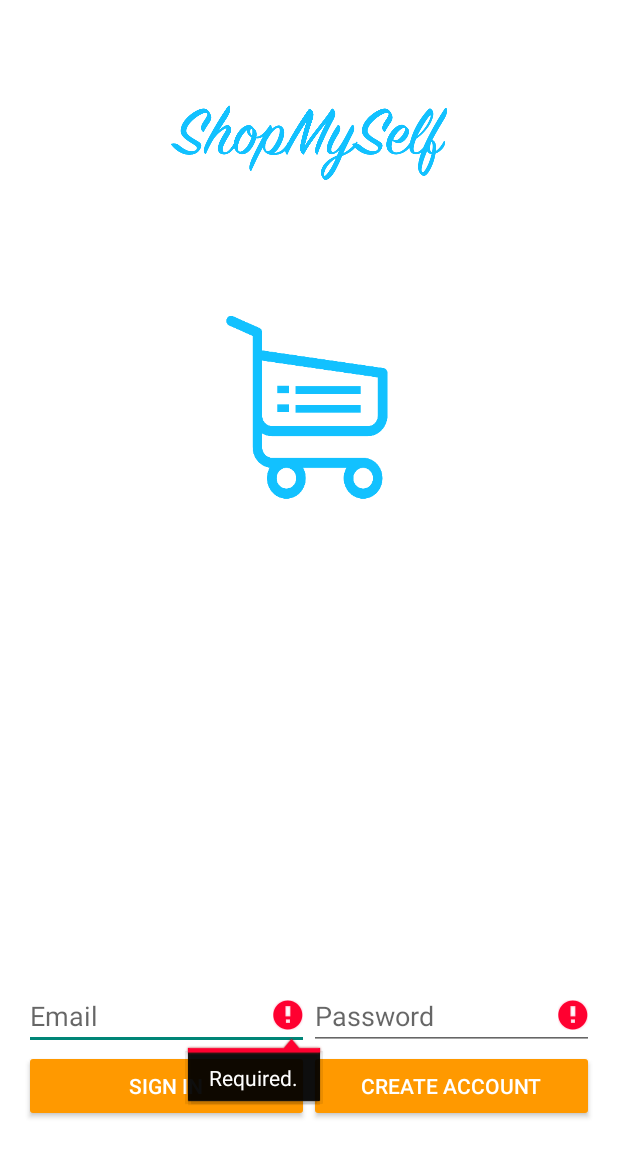
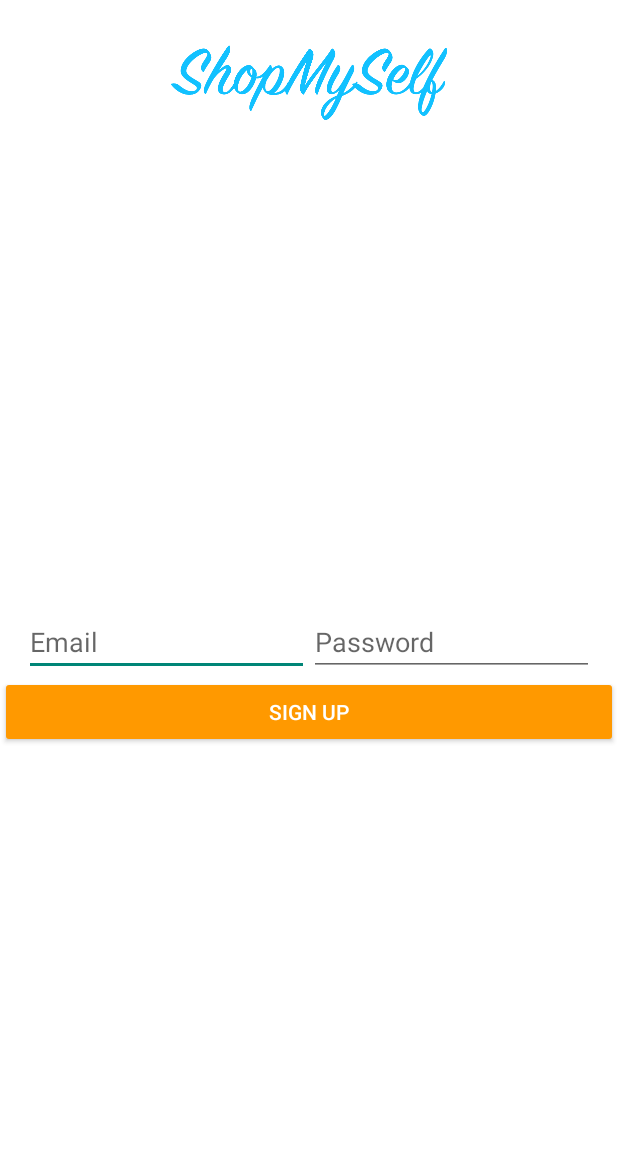
Before and after one commit to codepath-group-1/mobile-self-checkout, an Android app: the screen it shows after launch (EmailPasswordActivity before the commit, SignUpActivity after it), after a tap on "CREATE ACCOUNT", on a phone screen of 412 x 824 dp. Shown: the top 1157 px of the screen. Run offline under Robolectric (Android 15) with nearby library versions, the phone set to English and light mode, and no system bars; our stand-ins replace Firebase (no records; nobody signed in at launch, a user with empty details on screens opened directly); libraries missing offline, so code that uses them is left out: com.crashlytics.android, com.google.zxing.integration, io.fabric.sdk; 1 statement that could not run was skipped; 1 other tap on this screen came first.

Commit message:
Added sign up xml and functionality

```diff
--- a/app/src/main/AndroidManifest.xml
+++ b/app/src/main/AndroidManifest.xml
@@ -31,6 +31,7 @@
 
         <activity android:name=".Activities.ProductDetailsActivity"/>
         <activity android:name=".Activities.EmailPasswordActivity"/>
+        <activity android:name=".Activities.SignUpActivity"/>
     </application>
 
 </manifest>
--- a/app/src/main/java/com/codepath/shopmyself/Activities/EmailPasswordActivity.java
+++ b/app/src/main/java/com/codepath/shopmyself/Activities/EmailPasswordActivity.java
@@ -1,12 +1,14 @@
 package com.codepath.shopmyself.Activities;
 
 
+import android.content.Intent;
 import android.os.Bundle;
 import android.support.annotation.NonNull;
 import android.support.v7.app.AppCompatActivity;
 import android.text.TextUtils;
 import android.util.Log;
 import android.view.View;
+import android.widget.Button;
 import android.widget.EditText;
 import android.widget.Toast;
 
@@ -17,14 +19,16 @@ import com.google.firebase.auth.AuthResult;
 import com.google.firebase.auth.FirebaseAuth;
 import com.google.firebase.auth.FirebaseUser;
 
-public class EmailPasswordActivity extends AppCompatActivity
-        implements View.OnClickListener {
+public class EmailPasswordActivity extends AppCompatActivity {
 
 
     private static final String TAG = "EmailPassword";
 
     private EditText mEmailField;
     private EditText mPasswordField;
+
+    private Button signInButton;
+    private Button createAccountButton;
 
     // [START declare_auth]
     private FirebaseAuth mAuth;
@@ -37,16 +41,35 @@ public class EmailPasswordActivity extends AppCompatActivity
         super.onCreate(savedInstanceState);
         setContentView(R.layout.activity_emailpassword);
 
-        mEmailField = (EditText) findViewById(R.id.field_email);
-        mPasswordField = (EditText) findViewById(R.id.field_password);
+        //text fields
+        mEmailField = (EditText) findViewById(R.id.email_sign_in_text);
+        mPasswordField = (EditText) findViewById(R.id.password_sign_in_text);
 
         // Buttons
-        findViewById(R.id.email_sign_in_button).setOnClickListener(this);
-        findViewById(R.id.email_create_account_button).setOnClickListener(this);
-        findViewById(R.id.sign_out_button).setOnClickListener(this);
+        signInButton = (Button) findViewById(R.id.email_sign_in_button);
+        createAccountButton = (Button) findViewById(R.id.email_create_account_button);
+
 
         // [START initialize_auth]
         mAuth = FirebaseAuth.getInstance();
+
+        //sign in click listener
+        signInButton.setOnClickListener(new View.OnClickListener() {
+            @Override
+            public void onClick(View v) {
+               signIn(mEmailField.getText().toString(), mPasswordField.getText().toString());
+            }
+        });
+
+
+        //create an account (sign up) click listener
+        createAccountButton.setOnClickListener(new View.OnClickListener() {
+            @Override
+            public void onClick(View v) {
+                Intent intent = new Intent(EmailPasswordActivity.this, SignUpActivity.class);
+                startActivity(intent);
+            }
+        });
 
         // [START auth_state_listener]
         mAuthListener = new FirebaseAuth.AuthStateListener() {
@@ -62,82 +85,6 @@ public class EmailPasswordActivity extends AppCompatActivity
                 }
             }
         };
-    }
-
-    // [START on_start_add_listener]
-    @Override
-    public void onStart() {
-        super.onStart();
-        mAuth.addAuthStateListener(mAuthListener);
-    }
-
-    // [START on_stop_remove_listener]
-    @Override
-    public void onStop() {
-        super.onStop();
-        if (mAuthListener != null) {
-            mAuth.removeAuthStateListener(mAuthListener);
-        }
-    }
-
-    private void createAccount(String email, String password) {
-        Log.d(TAG, "createAccount:" + email);
-        if (!validateForm()) {
-            return;
-        }
-
-
-        // [START create_user_with_email]
-        mAuth.createUserWithEmailAndPassword(email, password)
-                .addOnCompleteListener(this, new OnCompleteListener<AuthResult>() {
-                    @Override
-                    public void onComplete(@NonNull Task<AuthResult> task) {
-                        Log.d(TAG, "createUserWithEmail:onComplete:" + task.isSuccessful());
-
-                        // If sign in fails, display a message to the user. If sign in succeeds
-                        // the auth state listener will be notified and logic to handle the
-                        // signed in user can be handled in the listener.
-                        if (!task.isSuccessful()) {
-                            Toast.makeText(EmailPasswordActivity.this, R.string.auth_failed,
-                                    Toast.LENGTH_SHORT).show();
-                        }
-
-                    }
-                });
-    }
-
-    private void signIn(String email, String password) {
-        Log.d(TAG, "signIn:" + email);
-        if (!validateForm()) {
-            return;
-        } else {
-            //sign in was successful
-            setResult(RESULT_OK);
-            finish();
-        }
-
-        // [START sign_in_with_email]
-        mAuth.signInWithEmailAndPassword(email, password)
-                .addOnCompleteListener(this, new OnCompleteListener<AuthResult>() {
-                    @Override
-                    public void onComplete(@NonNull Task<AuthResult> task) {
-                        Log.d(TAG, "signInWithEmail:onComplete:" + task.isSuccessful());
-
-                        // If sign in fails, display a message to the user. If sign in succeeds
-                        // the auth state listener will be notified and logic to handle the
-                        // signed in user can be handled in the listener.
-                        if (!task.isSuccessful()) {
-                            Log.w(TAG, "signInWithEmail:failed", task.getException());
-                            Toast.makeText(EmailPasswordActivity.this, R.string.auth_failed,
-                                    Toast.LENGTH_SHORT).show();
-                        }
-
-                    }
-                });
-    }
-
-    private void signOut() {
-        mAuth.signOut();
     }
 
     private boolean validateForm() {
@@ -162,16 +109,56 @@ public class EmailPasswordActivity extends AppCompatActivity
         return valid;
     }
 
+    private void signIn(String email, String password) {
 
+        //checking if inputs are valid
+        if (!validateForm()) {
+            return;
+        }
+
+        // [START sign_in_with_email]
+        mAuth.signInWithEmailAndPassword(email, password)
+                .addOnCompleteListener(this, new OnCompleteListener<AuthResult>() {
+                    @Override
+                    public void onComplete(@NonNull Task<AuthResult> task) {
+                        Log.d(TAG, "signInWithEmail:onComplete:" + task.isSuccessful());
+
+                        // If sign in fails, display a message to the user. If sign in succeeds
+                        // the auth state listener will be notified and logic to handle the
+                        // signed in user can be handled in the listener.
+                        if (!task.isSuccessful()) {
+                            Log.w(TAG, "signInWithEmail:failed", task.getException());
+                            Toast.makeText(EmailPasswordActivity.this, R.string.auth_failed,
+                                    Toast.LENGTH_SHORT).show();
+                        } else {
+                            //sign in was successful
+                            setResult(RESULT_OK);
+                            finish();
+                        }
+
+                    }
+                });
+    }
+
+    private void signOut() {
+        mAuth.signOut();
+    }
+
+
+    // [START on_start_add_listener]
     @Override
-    public void onClick(View v) {
-        int i = v.getId();
-        if (i == R.id.email_create_account_button) {
-            createAccount(mEmailField.getText().toString(), mPasswordField.getText().toString());
-        } else if (i == R.id.email_sign_in_button) {
-            signIn(mEmailField.getText().toString(), mPasswordField.getText().toString());
-        } else if (i == R.id.sign_out_button) {
-            signOut();
+    public void onStart() {
+        super.onStart();
+        mAuth.addAuthStateListener(mAuthListener);
+    }
+
+    // [START on_stop_remove_listener]
+    @Override
+    public void onStop() {
+        super.onStop();
+        if (mAuthListener != null) {
+            mAuth.removeAuthStateListener(mAuthListener);
         }
     }
+
 }
--- a/app/src/main/java/com/codepath/shopmyself/Activities/MainActivity.java
+++ b/app/src/main/java/com/codepath/shopmyself/Activities/MainActivity.java
@@ -41,8 +41,8 @@ public class MainActivity extends AppCompatActivity {
         mFirebaseAuth = FirebaseAuth.getInstance();
         mFirebaseUser = mFirebaseAuth.getCurrentUser();
         if (mFirebaseUser == null) {
-            // Not signed in, launch the Email password activity
-            startActivityForResult(new Intent(this, EmailPasswordActivity.class), REQUEST_CODE);
+            // Not logged in, launch the Log In activity
+            loadLogInView();
         }
 
         setContentView(R.layout.activity_main);
@@ -59,6 +59,14 @@ public class MainActivity extends AppCompatActivity {
         });
     }
 
+    //will load login activity if user is not logged in
+    private void loadLogInView() {
+        Intent intent = new Intent(this, EmailPasswordActivity.class);
+        intent.addFlags(Intent.FLAG_ACTIVITY_NEW_TASK);
+        intent.addFlags(Intent.FLAG_ACTIVITY_CLEAR_TASK);
+        startActivityForResult(intent, REQUEST_CODE);
+    }
+
     @Override
     public boolean onCreateOptionsMenu(Menu menu) {
         // Inflate the menu; this adds items to the action bar if it is present.
@@ -73,8 +81,8 @@ public class MainActivity extends AppCompatActivity {
         // as you specify a parent activity in AndroidManifest.xml.
         int id = item.getItemId();
 
-        //noinspection SimplifiableIfStatement
-        if (id == R.id.action_settings) {
+        //if user signs out
+        if (id == R.id.action_logout) {
             return true;
         }
 
--- /dev/null
+++ b/app/src/main/java/com/codepath/shopmyself/Activities/SignUpActivity.java
@@ -0,0 +1,103 @@
+package com.codepath.shopmyself.Activities;
+
+
+import android.os.Bundle;
+import android.support.annotation.NonNull;
+import android.support.v7.app.AppCompatActivity;
+import android.text.TextUtils;
+import android.util.Log;
+import android.view.View;
+import android.widget.Button;
+import android.widget.EditText;
+import android.widget.Toast;
+
+import com.codepath.shopmyself.R;
+import com.google.android.gms.tasks.OnCompleteListener;
+import com.google.android.gms.tasks.Task;
+import com.google.firebase.auth.AuthResult;
+import com.google.firebase.auth.FirebaseAuth;
+
+public class SignUpActivity extends AppCompatActivity {
+
+    private static final String TAG = "SignUp";
+
+    private EditText passwordEditText;
+    private EditText emailEditText;
+    private Button signUpButton;
+    private FirebaseAuth mAuth;
+
+
+    @Override
+    public void onCreate(Bundle savedInstanceState) {
+        super.onCreate(savedInstanceState);
+        setContentView(R.layout.activity_signup);
+
+        // Initialize FirebaseAuth
+        mAuth = FirebaseAuth.getInstance();
+
+        //initialize fields
+        passwordEditText = (EditText) findViewById(R.id.password_sign_up_text);
+        emailEditText = (EditText) findViewById(R.id.email_sign_up_text);
+        signUpButton = (Button) findViewById(R.id.signupButton);
+
+
+        //sign up button click listener
+        signUpButton.setOnClickListener(new View.OnClickListener() {
+            @Override
+            public void onClick(View v) {
+                createAccount(emailEditText.getText().toString(), passwordEditText.getText().toString());
+            }
+        });
+
+    }
+
+    private boolean validateForm() {
+        boolean valid = true;
+
+        String email = emailEditText.getText().toString();
+        if (TextUtils.isEmpty(email)) {
+            emailEditText.setError("Required.");
+            valid = false;
+        } else {
+            emailEditText.setError(null);
+        }
+
+        String password = passwordEditText.getText().toString();
+        if (TextUtils.isEmpty(password)) {
+            passwordEditText.setError("Required.");
+            valid = false;
+        } else {
+            passwordEditText.setError(null);
+        }
+
+        return valid;
+    }
+
+    //
+    private void createAccount(String email, String password) {
+
+        if (!validateForm()) {
+            return;
+        }
+
+
+        // [START create_user_with_email]
+        mAuth.createUserWithEmailAndPassword(email, password)
+                .addOnCompleteListener(this, new OnCompleteListener<AuthResult>() {
+                    @Override
+                    public void onComplete(@NonNull Task<AuthResult> task) {
+                        Log.d(TAG, "createUserWithEmail:onComplete:" + task.isSuccessful());
+
+                        // If sign in fails, display a message to the user. If sign in succeeds
+                        // the auth state listener will be notified and logic to handle the
+                        // signed in user can be handled in the listener.
+                        if (!task.isSuccessful()) {
+                            Toast.makeText(SignUpActivity.this, R.string.auth_failed,
+                                    Toast.LENGTH_SHORT).show();
+                        }
+
+                    }
+                });
+    }
+
+}
--- a/app/src/main/res/layout/activity_emailpassword.xml
+++ b/app/src/main/res/layout/activity_emailpassword.xml
@@ -47,7 +47,7 @@
             android:paddingRight="16dp">
 
             <EditText
-                android:id="@+id/field_email"
+                android:id="@+id/email_sign_in_text"
                 android:layout_width="0dp"
                 android:layout_height="wrap_content"
                 android:layout_weight="1"
@@ -55,7 +55,7 @@
                 android:inputType="textEmailAddress" />
 
             <EditText
-                android:id="@+id/field_password"
+                android:id="@+id/password_sign_in_text"
                 android:layout_width="0dp"
                 android:layout_height="wrap_content"
                 android:layout_weight="1"
--- a/app/src/main/res/layout/activity_signup.xml
+++ b/app/src/main/res/layout/activity_signup.xml
@@ -37,7 +37,7 @@
             android:paddingLeft="16dp"
             android:paddingRight="16dp">
 
-            <EditText android:id="@+id/emailField"
+            <EditText android:id="@+id/email_sign_up_text"
                 android:layout_width="0dp"
                 android:layout_height="wrap_content"
                 android:layout_weight="1"
@@ -46,7 +46,7 @@
 
             </EditText>
 
-            <EditText android:id="@+id/passwordField"
+            <EditText android:id="@+id/password_sign_up_text"
                 android:layout_width="0dp"
                 android:layout_height="wrap_content"
                 android:layout_weight="1"
--- a/app/src/main/res/menu/menu_main.xml
+++ b/app/src/main/res/menu/menu_main.xml
@@ -2,9 +2,10 @@
       xmlns:app="http://schemas.android.com/apk/res-auto"
       xmlns:tools="http://schemas.android.com/tools"
       tools:context="com.codepath.shopmyself.Activities.MainActivity">
-    <item
-        android:id="@+id/action_settings"
+
+    <item android:id="@+id/action_logout"
         android:orderInCategory="100"
-        android:title="@string/action_settings"
-        app:showAsAction="never"/>
+        android:title="@string/sign_out"
+        app:showAsAction="never"></item>
+
 </menu>
```
